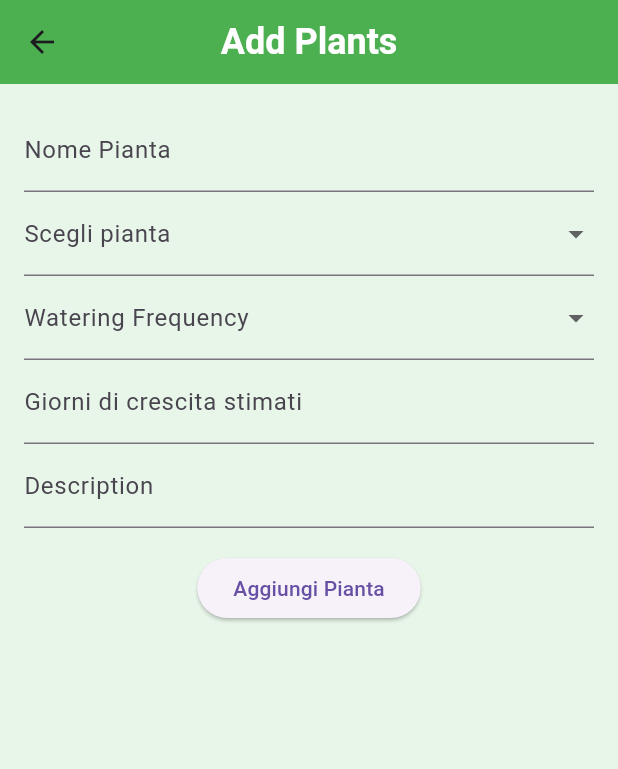
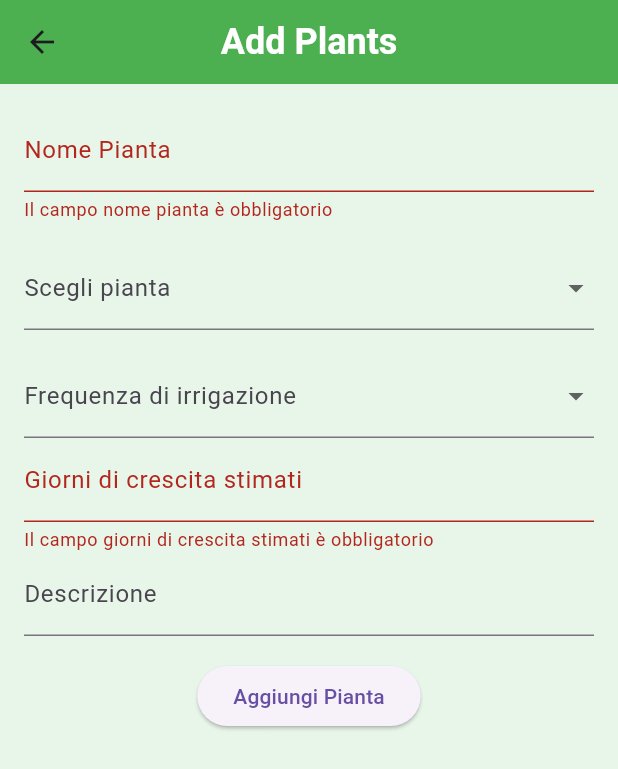
Before and after one commit to meliselmanhaskaj/MyGarden, a Flutter app: the AddPlantsScreen screen opened directly, after a tap on "Aggiungi Pianta", on a phone screen of 412 x 824 dp. Shown: the top 769 px of the screen. Run offline on Flutter 3.47's test engine with Material 3 defaults, Android fonts, the phone set to English and light mode, and no system bars; our stand-ins replace image_picker, shared_preferences, syncfusion_flutter_calendar; accounts and stored records are empty.

```diff
--- a/lib/models/plant.dart
+++ b/lib/models/plant.dart
@@ -11,7 +11,9 @@ class Plant {
       this.propriety,
       this.planted_day,
       this.estimated_growing_days,
-      String? selectedName});
+      String? selectedName,
+      String? commonName,
+      String? wateringFrequency});
 
   final String? common_name;
   final String? selected_name;
--- a/lib/screens/AddPlantsScreen.dart
+++ b/lib/screens/AddPlantsScreen.dart
@@ -34,7 +34,8 @@ class _AddPlantsScreenState extends State<AddPlantsScreen> {
           ),
           centerTitle: true,
         ),
-      body: Padding(
+        body: SingleChildScrollView(
+          child: Padding(
             padding: EdgeInsets.all(16.0),
             child: Form(
               key: _formKey,
@@ -43,9 +44,16 @@ class _AddPlantsScreenState extends State<AddPlantsScreen> {
                   TextFormField(
                     decoration: InputDecoration(labelText: 'Nome Pianta'),
                     onSaved: (value) => selectedName = value,
+                    validator: (value) {
+                      if (value == null || value.isEmpty) {
+                        return 'Il campo nome pianta è obbligatorio';
+                      }
+                      return null;
+                    },
                   ),
-              DropdownButtonFormField<String>(
-                decoration: InputDecoration(labelText: 'Scegli pianta'),
+                  SizedBox(height: 16.0),
+                  DropdownFormField(
+                    labelText: 'Scegli pianta',
                     value: commonName,
                     onChanged: (value) {
                       setState(() {
@@ -53,42 +61,19 @@ class _AddPlantsScreenState extends State<AddPlantsScreen> {
                       });
                     },
                     items: [
-                  DropdownMenuItem(
-                    value: 'Lettuce',
-                    child: Text('Lettuce'),
-                  ),
-                  DropdownMenuItem(
-                    value: 'Tomato',
-                    child: Text('Tomato'),
-                  ),
-                  DropdownMenuItem(
-                    value: 'Basil',
-                    child: Text('Basil'),
-                  ),
-                  DropdownMenuItem(
-                    value: 'Hawthorn',
-                    child: const Text('Hawthorn'),
-                  ),
-                  DropdownMenuItem(
-                    value: 'Marigold',
-                    child: Text('Marigold'),
-                  ),
-                  DropdownMenuItem(
-                    value: 'Hyacinth',
-                    child: Text('Hyacinth'),
-                  ),
-                  DropdownMenuItem(
-                    value: 'Orchid',
-                    child: Text('Orchid'),
-                  ),
-                  DropdownMenuItem(
-                    value: 'Rose',
-                    child: Text('Rose'),
-                  ),
+                      'Lettuce',
+                      'Tomato',
+                      'Basil',
+                      'Hawthorn',
+                      'Marigold',
+                      'Hyacinth',
+                      'Orchid',
+                      'Rose',
                     ],
                   ),
-              DropdownButtonFormField<String>(
-                decoration: InputDecoration(labelText: 'Watering Frequency'),
+                  SizedBox(height: 16.0),
+                  DropdownFormField(
+                    labelText: 'Frequenza di irrigazione',
                     value: wateringFrequency,
                     onChanged: (value) {
                       setState(() {
@@ -96,54 +81,53 @@ class _AddPlantsScreenState extends State<AddPlantsScreen> {
                       });
                     },
                     items: [
-                  DropdownMenuItem(
-                    value: 'Every 1 days',
-                    child: Text('giornalmente'),
-                  ),
-                  DropdownMenuItem(
-                    value: 'Every 2 days',
-                    child: Text('ogni 2 giorni'),
-                  ),
-                  DropdownMenuItem(
-                    value: 'Every 3 days',
-                    child: Text('ogni 3 giorni'),
-                  ),
-                  DropdownMenuItem(
-                    value: 'Every 4 days',
-                    child: Text('ogni 4 giorni'),
-                  ),
+                      'Every 1 days',
+                      'Every 2 days',
+                      'Every 3 days',
+                      'Every 4 days',
                     ],
                   ),
                   TextFormField(
-                decoration:
-                    InputDecoration(labelText: 'Giorni di crescita stimati'),
+                    decoration: InputDecoration(
+                        labelText: 'Giorni di crescita stimati'),
+                    keyboardType: TextInputType.number,
                     onSaved: (value) => estimatedGrowingDays = value,
+                    validator: (value) {
+                      if (value == null || value.isEmpty) {
+                        return 'Il campo giorni di crescita stimati è obbligatorio';
+                      }
+                      if (int.tryParse(value) == null) {
+                        return 'Inserisci un valore numerico valido';
+                      }
+                      return null;
+                    },
                   ),
                   TextFormField(
-                decoration: InputDecoration(labelText: 'Description'),
+                    decoration: InputDecoration(labelText: 'Descrizione'),
                     onSaved: (value) => description = value,
                   ),
                   SizedBox(height: 16.0),
                   ElevatedButton(
                     onPressed: () async {
+                      if (_formKey.currentState!.validate()) {
                         _formKey.currentState!.save();
-                  final plantres = Plant(
-                    id: 7,
+                        final plant = Plant(
                           selectedName: selectedName,
-                    common_name: commonName,
-                    watering_frequency: wateringFrequency,
+                          commonName: commonName,
+                          wateringFrequency: wateringFrequency,
                           description: description,
-                    estimated_growing_days: int.parse(estimatedGrowingDays!),
+                          estimated_growing_days:
+                              int.parse(estimatedGrowingDays!),
                           planted_day: DateTime.now().toString(),
-                    propriety: "null",
-                    image: "null",
+                          propriety: 'null',
+                          image: 'null',
                         );
                         showDialog(
                           context: context,
                           builder: (BuildContext context) {
                             return AlertDialog(
-                        title: Text('Result'),
-                        content: Text(plantres.toString()),
+                              title: Text('Risultato'),
+                              content: Text(plant.toString()),
                               actions: [
                                 TextButton(
                                   onPressed: () {
@@ -155,6 +139,7 @@ class _AddPlantsScreenState extends State<AddPlantsScreen> {
                             );
                           },
                         );
+                      }
                     },
                     child: Text('Aggiungi Pianta'),
                   ),
@@ -162,6 +147,36 @@ class _AddPlantsScreenState extends State<AddPlantsScreen> {
               ),
             ),
           ),
+        ));
+  }
+}
+
+class DropdownFormField extends StatelessWidget {
+  final String? labelText;
+  final String? value;
+  final ValueChanged<String?>? onChanged;
+  final List<String>? items;
+
+  const DropdownFormField({
+    Key? key,
+    this.labelText,
+    this.value,
+    this.onChanged,
+    this.items,
+  }) : super(key: key);
+
+  @override
+  Widget build(BuildContext context) {
+    return DropdownButtonFormField<String>(
+      decoration: InputDecoration(labelText: labelText),
+      value: value,
+      onChanged: onChanged,
+      items: items?.map((String item) {
+        return DropdownMenuItem<String>(
+          value: item,
+          child: Text(item),
+        );
+      }).toList(),
     );
   }
 }
```
Lines whose indentation alone changed are shown as unchanged.
